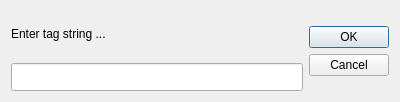
Before: the Qt Designer form src/pymovie/aperturesFileTagDialog.ui in bob-anderson-ok/pymovie, drawn with Qt 5.
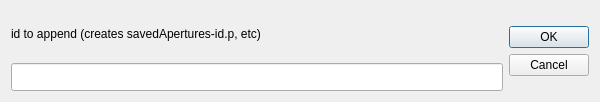
After: the same form once the commit is applied.

Commit message: v2.3.0 Fixed bug in Restore saved aperture logic

Patch:
```diff
--- a/src/pymovie/aperturesFileTagDialog.ui
+++ b/src/pymovie/aperturesFileTagDialog.ui
@@ -6,7 +6,7 @@
    <rect>
     <x>0</x>
     <y>0</y>
-    <width>400</width>
+    <width>600</width>
     <height>102</height>
    </rect>
   </property>
@@ -33,7 +33,7 @@
        <item>
         <widget class="QLabel" name="label">
          <property name="text">
-          <string>Enter tag string ...</string>
+          <string>id to append (creates savedApertures-id.p, etc)</string>
          </property>
         </widget>
        </item>
```
Left out of the diff: 2 changed lines with no effect on the pictures. The commit also changes 7 other files.
